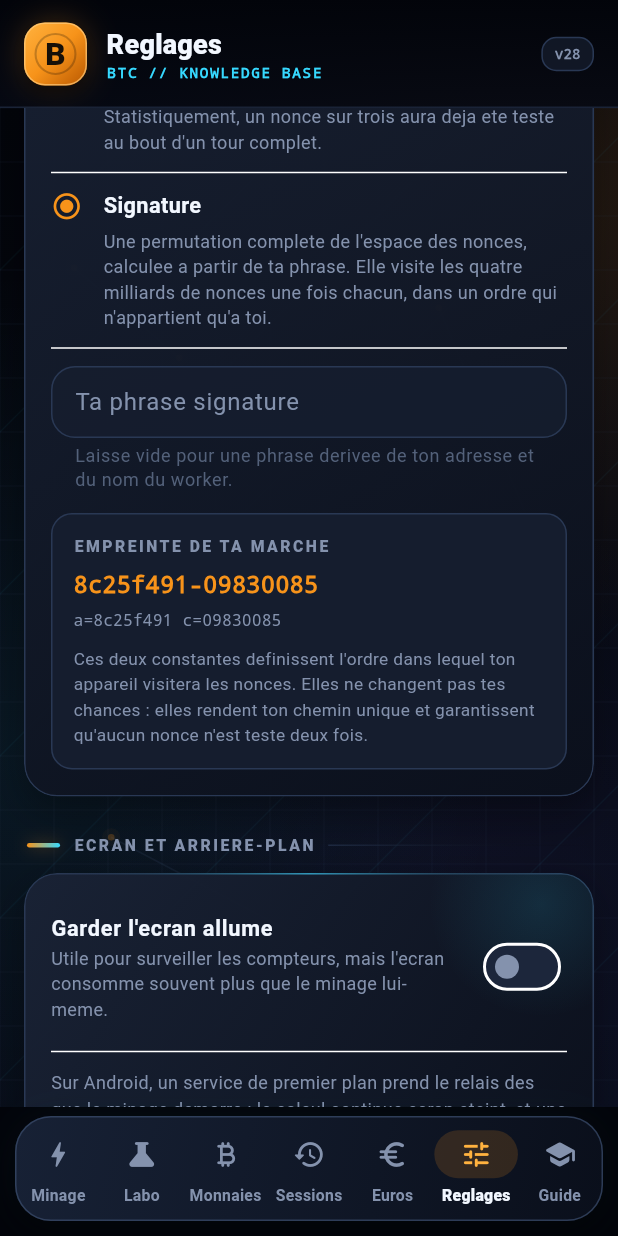
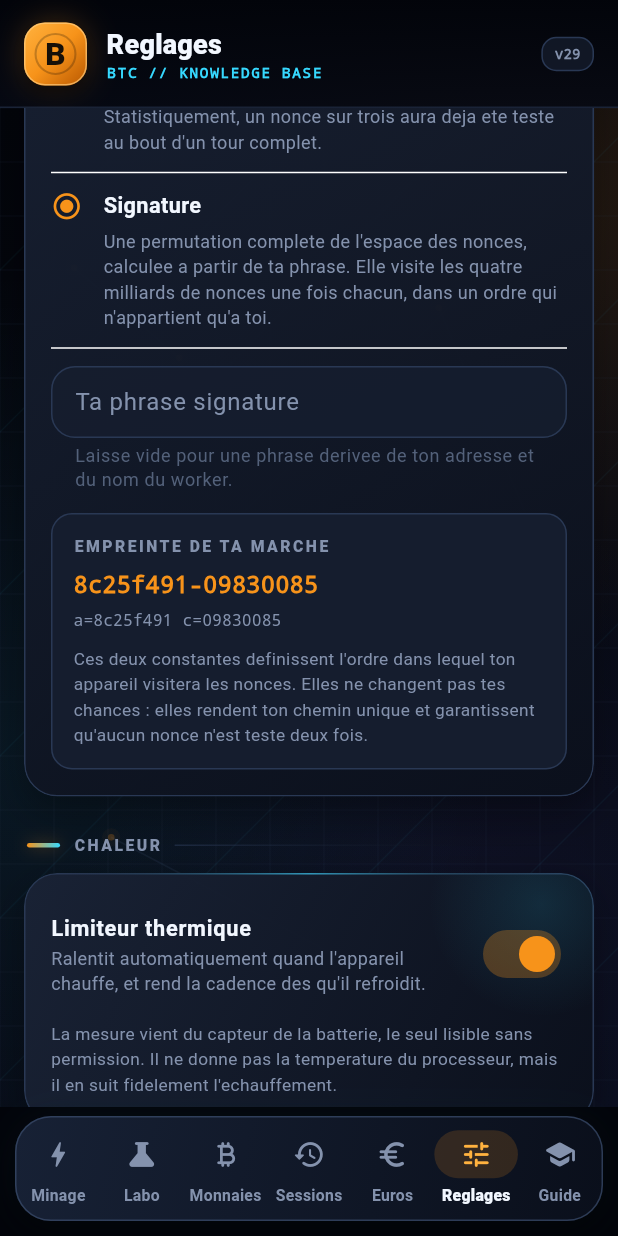
Before and after one commit to janintibo-art/btc-miner-fun, a Flutter app: the screen it shows after launch, item 6 of the bottom bar chosen, scrolled down 2304 dp, on a phone screen of 412 x 824 dp. Run offline on Flutter 3.47's test engine with Material 3 defaults, Android fonts, the phone set to English and light mode, and no system bars; our stand-ins replace flutter_secure_storage, qr_flutter, shared_preferences, wakelock_plus; missing offline and left inert: blockchain_utils, dart:ffi.

Commit message:
v29 : limiteur thermique, arret depuis la notification, export CSV

```diff
--- a/lib/core/app_version.dart
+++ b/lib/core/app_version.dart
@@ -2,7 +2,7 @@
 ///
 /// Elle etait auparavant recopiee dans la barre superieure et dans le guide :
 /// le badge annoncait encore v16 alors que le projet en etait a la v20.
-const String kAppVersion = '0.28.0';
+const String kAppVersion = '0.29.0';
 
 /// Forme courte affichee dans la barre superieure.
 String get kAppVersionBadge => 'v${kAppVersion.split('.')[1]}';
--- /dev/null
+++ b/lib/core/thermal_guard.dart
@@ -0,0 +1,57 @@
+/// Limiteur thermique.
+///
+/// Un telephone n'a aucun refroidissement actif : passe un certain seuil, il
+/// se bride lui-meme, et la puissance de calcul chute tout en continuant a
+/// vider la batterie. Autant reduire la cadence avant d'y arriver.
+///
+/// Le limiteur ne remplace pas le reglage d'intensite : il en abaisse
+/// temporairement le plafond, et le rend des que l'appareil a refroidi.
+class ThermalGuard {
+  ThermalGuard({
+    this.warmThreshold = 39,
+    this.hotThreshold = 43,
+    this.minimumIntensity = 25,
+  });
+
+  /// Temperature a partir de laquelle on commence a ralentir.
+  final double warmThreshold;
+
+  /// Temperature au-dela de laquelle on descend au minimum.
+  final double hotThreshold;
+
+  /// Intensite plancher : en dessous, autant arreter de miner.
+  final int minimumIntensity;
+
+  double? lastTemperature;
+  int? appliedIntensity;
+
+  /// Calcule l'intensite a appliquer pour une temperature donnee.
+  ///
+  /// En dessous du seuil tiede, l'intensite choisie par l'utilisateur est
+  /// rendue telle quelle. Entre les deux seuils, elle decroit
+  /// progressivement : pas de palier brutal qui ferait osciller la machine.
+  int intensityFor(double temperature, int userIntensity) {
+    if (temperature < warmThreshold) return userIntensity;
+    if (temperature >= hotThreshold) return minimumIntensity;
+
+    final ratio =
+        (temperature - warmThreshold) / (hotThreshold - warmThreshold);
+    final reduced = userIntensity - (userIntensity - minimumIntensity) * ratio;
+    return reduced.round().clamp(minimumIntensity, userIntensity);
+  }
+
+  /// Description lisible de l'etat thermique.
+  String describe(double? temperature) {
+    if (temperature == null) return 'Temperature indisponible';
+    if (temperature < warmThreshold) {
+      return '${temperature.toStringAsFixed(1)} °C - normal';
+    }
+    if (temperature < hotThreshold) {
+      return '${temperature.toStringAsFixed(1)} °C - ralentissement en cours';
+    }
+    return '${temperature.toStringAsFixed(1)} °C - cadence minimale';
+  }
+
+  bool isThrottling(double? temperature) =>
+      temperature != null && temperature >= warmThreshold;
+}
--- a/lib/screens/config_screen.dart
+++ b/lib/screens/config_screen.dart
@@ -548,6 +548,57 @@ class _ConfigScreenState extends State<ConfigScreen> {
         // Sur ordinateur, ni l'ecran ni le service Android n'ont de sens :
         // le bloc entier disparait plutot que d'afficher un reglage inerte.
         if (PlatformProfile.canKeepScreenOn) ...[
+          const SectionLabel('Chaleur'),
+          AppCard(
+            child: Column(
+              crossAxisAlignment: CrossAxisAlignment.start,
+              children: [
+                SwitchListTile(
+                  contentPadding: EdgeInsets.zero,
+                  value: m.thermalGuardEnabled,
+                  activeColor: AppColors.amber,
+                  onChanged: m.setThermalGuardEnabled,
+                  title: const Text('Limiteur thermique',
+                      style: TextStyle(
+                          fontSize: 14.5, fontWeight: FontWeight.w700)),
+                  subtitle: const Text(
+                    'Ralentit automatiquement quand l\'appareil chauffe, et '
+                    'rend la cadence des qu\'il refroidit.',
+                    style: TextStyle(
+                        fontSize: 12, height: 1.45, color: AppColors.muted),
+                  ),
+                ),
+                if (m.temperature != null) ...[
+                  const Divider(height: 20),
+                  Text(m.thermalGuard.describe(m.temperature),
+                      style: mono(
+                        size: 12.5,
+                        color: m.thermalGuard.isThrottling(m.temperature)
+                            ? AppColors.amber
+                            : AppColors.mint,
+                      )),
+                  if (m.throttledIntensity != null)
+                    Padding(
+                      padding: const EdgeInsets.only(top: 4),
+                      child: Text(
+                        'Cadence ramenee a ${m.throttledIntensity} % au lieu de '
+                        '${m.intensity} %.',
+                        style: mono(size: 11, color: AppColors.dim),
+                      ),
+                    ),
+                ],
+                const SizedBox(height: 8),
+                const Text(
+                  'La mesure vient du capteur de la batterie, le seul lisible '
+                  'sans permission. Il ne donne pas la temperature du '
+                  'processeur, mais il en suit fidelement l\'echauffement.',
+                  style: TextStyle(
+                      fontSize: 11.5, height: 1.5, color: AppColors.muted),
+                ),
+              ],
+            ),
+          ),
+          const SizedBox(height: 18),
           const SectionLabel('Ecran et arriere-plan'),
           AppCard(
             child: Column(
@@ -573,8 +624,9 @@ class _ConfigScreenState extends State<ConfigScreen> {
                   'Sur Android, un service de premier plan prend le relais des '
                   'que le minage demarre : le calcul continue ecran eteint, et '
                   'une notification permanente affiche la puissance et les '
-                  'parts. Fermer l\'application depuis la liste des taches '
-                  'arrete tout.',
+                  'parts. Elle porte un bouton Arreter, qui coupe le minage '
+                  'sans ouvrir l\'application. Fermer l\'application depuis la '
+                  'liste des taches arrete tout egalement.',
                   style:
                       TextStyle(fontSize: 12, height: 1.5, color: AppColors.muted),
                 ),
--- a/lib/screens/dashboard_screen.dart
+++ b/lib/screens/dashboard_screen.dart
@@ -606,6 +606,14 @@ class _StatsGrid extends StatelessWidget {
       _StatData('Parts en attente', m.pendingShares.toString(), Icons.hourglass_bottom_rounded, AppColors.violet),
       _StatData('Chaine', m.activeCoinSymbol, Icons.link_rounded,
           AppColors.mint),
+      if (m.temperature != null)
+        _StatData(
+            'Temperature',
+            '${m.temperature!.toStringAsFixed(1)} °C',
+            Icons.thermostat_rounded,
+            m.thermalGuard.isThrottling(m.temperature)
+                ? AppColors.coral
+                : AppColors.mint),
       _StatData('Algorithme', m.algorithm.label, Icons.functions_rounded,
           AppColors.violet),
       _StatData('Moteur', m.hashMode.label, Icons.speed_rounded, AppColors.cyan),
--- a/lib/screens/tutorial_screen.dart
+++ b/lib/screens/tutorial_screen.dart
@@ -360,6 +360,26 @@ const _chapters = <_ChapterData>[
     Icons.rss_feed_rounded,
   ),
   _ChapterData(
+    'Chaleur, arret a distance, archives',
+    'Le limiteur thermique surveille la temperature de la batterie une fois '
+        'toutes les cinq secondes. A partir de 39 degres il reduit '
+        'progressivement la cadence, a 43 il descend au minimum, et il rend '
+        'tout des que l\'appareil refroidit. La baisse est graduelle et non '
+        'par paliers : un reglage brutal ferait osciller la machine entre '
+        'chaud et froid.\n\n'
+        'La mesure vient du capteur de la batterie, le seul lisible sans '
+        'permission particuliere. Il ne donne pas la temperature du '
+        'processeur, mais sur un telephone les deux sont a quelques '
+        'centimetres l\'un de l\'autre.\n\n'
+        'La notification porte desormais un bouton Arreter : le minage se coupe '
+        'sans ouvrir l\'application.\n\n'
+        'Enfin, l\'onglet Historique permet d\'exporter toutes tes sessions au '
+        'format CSV. Sur ordinateur, un fichier est ecrit dans ton dossier '
+        'personnel ; sur telephone, le contenu part dans le presse-papiers, '
+        'l\'acces aux fichiers y etant cloisonne.',
+    Icons.thermostat_rounded,
+  ),
+  _ChapterData(
     'Compiler l\'APK et le .exe',
     'Le projet est compile par GitHub Actions, pas par ton telephone. A chaque '
         'envoi de code sur la branche main, GitHub construit :\n\n'
--- a/pubspec.yaml
+++ b/pubspec.yaml
@@ -1,7 +1,7 @@
 name: btc_miner_fun
 description: "Mineur Bitcoin reel et pedagogique - Android + Windows"
 publish_to: 'none'
-version: 0.28.0+28
+version: 0.29.0+29
 
 environment:
   sdk: '>=3.7.0 <4.0.0'
```
Also changed, not shown: lib/core/foreground_service.dart (+27 -0 lines), lib/core/session_export.dart (added, +58 -0 lines), lib/screens/history_screen.dart (+30 -0 lines), lib/state/miner_controller.dart (+44 -0 lines), 5 other files.
